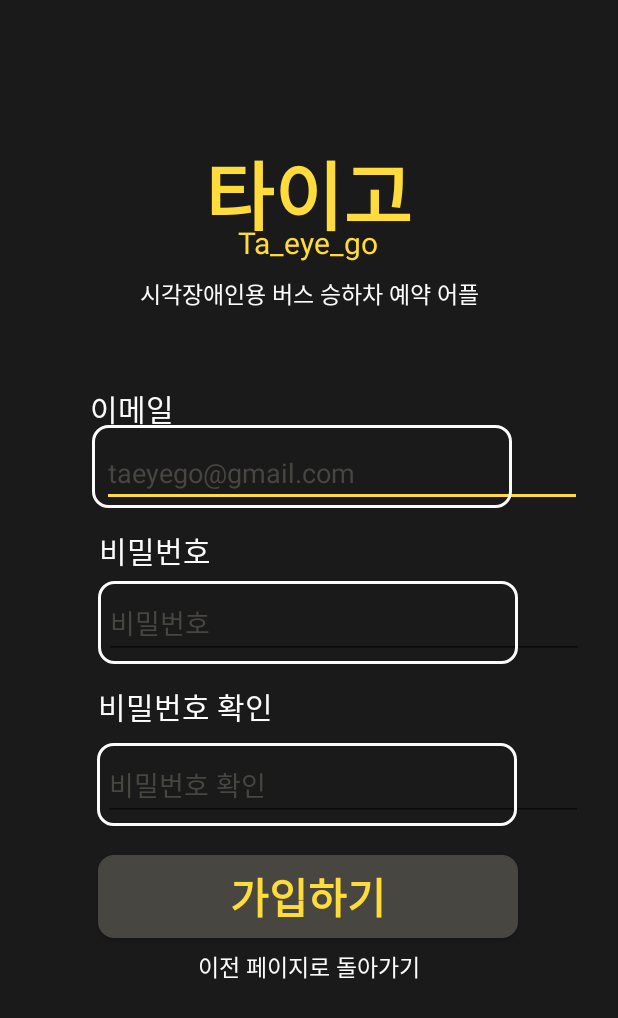
After one commit to Ta-eye-go/Android, an Android app: the Login_member screen opened directly, with no data from a screen before it, on a phone screen of 412 x 824 dp. The commit adds this screen. Shown: the top 1018 px of the screen. Run offline under Robolectric (Android 15) with nearby library versions, the phone set to English and light mode, and no system bars.

Commit message:
로그인 화면 구현

```diff
--- a/app/src/main/AndroidManifest.xml
+++ b/app/src/main/AndroidManifest.xml
@@ -9,6 +9,9 @@
         android:roundIcon="@mipmap/ic_launcher_round"
         android:supportsRtl="true"
         android:theme="@style/Theme.Ta_eye_go">
+        <activity
+            android:name=".ui.login.Login_member"
+            android:exported="false" />
         <activity
             android:name=".ui.login.Login_email"
             android:exported="false" />
--- /dev/null
+++ b/app/src/main/java/com/code_23/ta_eye_go/ui/login/Login_member.kt
@@ -0,0 +1,12 @@
+package com.code_23.ta_eye_go.ui.login
+
+import androidx.appcompat.app.AppCompatActivity
+import android.os.Bundle
+import com.code_23.ta_eye_go.R
+
+class Login_member : AppCompatActivity() {
+    override fun onCreate(savedInstanceState: Bundle?) {
+        super.onCreate(savedInstanceState)
+        setContentView(R.layout.activity_login_member)
+    }
+}
--- a/app/src/main/res/layout/activity_login_main.xml
+++ b/app/src/main/res/layout/activity_login_main.xml
@@ -62,13 +62,13 @@
         app:srcCompat="@drawable/tiger_blur" />
 
     <androidx.appcompat.widget.AppCompatButton
-        android:id="@+id/busmanbtn"
+        android:id="@+id/bus_btn"
         android:layout_width="280dp"
         android:layout_height="55dp"
         android:layout_marginTop="572dp"
         android:background="@drawable/login_button_shape"
         android:gravity="center"
-        android:text="@string/busmanbtn"
+        android:text="@string/bus_btn"
         android:textAlignment="center"
         android:textColor="@color/yellow"
         android:textSize="28sp"
@@ -79,7 +79,7 @@
         app:layout_constraintTop_toTopOf="parent" />
 
     <TextView
-        android:id="@+id/emailbtn"
+        android:id="@+id/email_btn"
         android:layout_width="wrap_content"
         android:layout_height="wrap_content"
         android:layout_marginTop="636dp"
--- /dev/null
+++ b/app/src/main/res/layout/activity_login_member.xml
@@ -0,0 +1,217 @@
+<?xml version="1.0" encoding="utf-8"?>
+<androidx.constraintlayout.widget.ConstraintLayout xmlns:android="http://schemas.android.com/apk/res/android"
+    xmlns:app="http://schemas.android.com/apk/res-auto"
+    xmlns:tools="http://schemas.android.com/tools"
+    android:layout_width="match_parent"
+    android:layout_height="match_parent"
+    android:background="@drawable/background"
+    tools:context=".ui.login.Login_member">
+
+    <TextView
+        android:id="@+id/title"
+        android:layout_width="wrap_content"
+        android:layout_height="wrap_content"
+        android:layout_marginTop="92dp"
+        android:text="@string/title"
+        android:textColor="@color/yellow"
+        android:textSize="50sp"
+        android:textStyle="bold"
+        app:layout_constraintEnd_toEndOf="parent"
+        app:layout_constraintHorizontal_bias="0.498"
+        app:layout_constraintStart_toStartOf="parent"
+        app:layout_constraintTop_toTopOf="parent" />
+
+    <TextView
+        android:id="@+id/title_eng"
+        android:layout_width="wrap_content"
+        android:layout_height="wrap_content"
+        android:layout_marginTop="148dp"
+        android:text="@string/app_name"
+        android:textColor="@color/yellow"
+        android:textSize="20sp"
+        app:layout_constraintEnd_toEndOf="parent"
+        app:layout_constraintHorizontal_bias="0.498"
+        app:layout_constraintStart_toStartOf="parent"
+        app:layout_constraintTop_toTopOf="parent" />
+
+    <TextView
+        android:id="@+id/title_ex"
+        android:layout_width="wrap_content"
+        android:layout_height="wrap_content"
+        android:layout_marginTop="184dp"
+        android:text="@string/title_ex"
+        android:textColor="@color/white"
+        android:textSize="15sp"
+        app:layout_constraintEnd_toEndOf="parent"
+        app:layout_constraintStart_toStartOf="parent"
+        app:layout_constraintTop_toTopOf="parent" />
+
+    <!-- 이메일 -->
+    <TextView
+        android:id="@+id/email"
+        android:layout_width="wrap_content"
+        android:layout_height="wrap_content"
+        android:layout_marginStart="60dp"
+        android:layout_marginTop="50dp"
+        android:text="@string/email"
+        android:textColor="@color/white"
+        android:textSize="20sp"
+        app:layout_constraintEnd_toEndOf="parent"
+        app:layout_constraintHorizontal_bias="0.0"
+        app:layout_constraintStart_toStartOf="parent"
+        app:layout_constraintTop_toBottomOf="@+id/title_ex" />
+
+    <androidx.appcompat.widget.AppCompatButton
+        android:id="@+id/input_email"
+        android:layout_width="280dp"
+        android:layout_height="55dp"
+        android:layout_marginStart="-20dp"
+        android:layout_marginTop="283dp"
+        android:background="@drawable/blank_shape"
+        android:gravity="center"
+        android:textAlignment="center"
+        app:layout_constraintEnd_toEndOf="parent"
+        app:layout_constraintHorizontal_bias="0.537"
+        app:layout_constraintStart_toStartOf="parent"
+        app:layout_constraintTop_toTopOf="parent" />
+
+    <EditText
+        android:id="@+id/email_hint"
+        android:layout_width="wrap_content"
+        android:layout_height="wrap_content"
+        android:layout_marginStart="20dp"
+        android:layout_marginTop="85dp"
+        android:ems="15"
+        android:importantForAutofill="no"
+        android:hint="@string/email_hint"
+        android:inputType="textEmailAddress"
+        android:textColorHint="@color/grey"
+        android:textSize="18sp"
+        app:layout_constraintEnd_toEndOf="parent"
+        app:layout_constraintHorizontal_bias="0.67"
+        app:layout_constraintStart_toStartOf="parent"
+        app:layout_constraintTop_toBottomOf="@+id/title_ex" />
+
+    <!-- 비밀번호 -->
+    <androidx.appcompat.widget.AppCompatButton
+        android:id="@+id/input_password"
+        android:layout_width="280dp"
+        android:layout_height="55dp"
+        android:layout_marginStart="-20dp"
+        android:layout_marginTop="180dp"
+        android:background="@drawable/blank_shape"
+        android:gravity="center"
+        android:textAlignment="center"
+        app:layout_constraintEnd_toEndOf="parent"
+        app:layout_constraintHorizontal_bias="0.562"
+        app:layout_constraintStart_toStartOf="parent"
+        app:layout_constraintTop_toBottomOf="@+id/title_ex" />
+
+    <EditText
+        android:id="@+id/password_hint"
+        android:layout_width="wrap_content"
+        android:layout_height="wrap_content"
+        android:layout_marginStart="20dp"
+        android:layout_marginTop="184dp"
+        android:ems="15"
+        android:hint="@string/password"
+        android:importantForAutofill="no"
+        android:inputType="textPassword"
+        android:textColorHint="@color/grey"
+        android:textSize="18sp"
+        app:layout_constraintEnd_toEndOf="parent"
+        app:layout_constraintHorizontal_bias="0.688"
+        app:layout_constraintStart_toStartOf="parent"
+        app:layout_constraintTop_toBottomOf="@+id/title_ex" />
+
+    <TextView
+        android:id="@+id/password"
+        android:layout_width="wrap_content"
+        android:layout_height="wrap_content"
+        android:layout_marginStart="65dp"
+        android:layout_marginTop="352dp"
+        android:text="@string/password"
+        android:textColor="@color/white"
+        android:textSize="20sp"
+        app:layout_constraintEnd_toEndOf="parent"
+        app:layout_constraintHorizontal_bias="0.003"
+        app:layout_constraintStart_toStartOf="parent"
+        app:layout_constraintTop_toTopOf="parent" />
+
+    <!-- 비밀번호 확인 -->
+    <TextView
+        android:id="@+id/password2"
+        android:layout_width="wrap_content"
+        android:layout_height="wrap_content"
+        android:layout_marginStart="65dp"
+        android:layout_marginTop="456dp"
+        android:text="@string/password2"
+        android:textColor="@color/white"
+        android:textSize="20sp"
+        app:layout_constraintEnd_toEndOf="parent"
+        app:layout_constraintHorizontal_bias="0.0"
+        app:layout_constraintStart_toStartOf="parent"
+        app:layout_constraintTop_toTopOf="parent" />
+
+    <EditText
+        android:id="@+id/password_hint2"
+        android:layout_width="wrap_content"
+        android:layout_height="wrap_content"
+        android:layout_marginStart="20dp"
+        android:layout_marginTop="292dp"
+        android:ems="15"
+        android:hint="@string/password2"
+        android:importantForAutofill="no"
+        android:inputType="textPassword"
+        android:textColorHint="@color/grey"
+        android:textSize="18sp"
+        app:layout_constraintEnd_toEndOf="parent"
+        app:layout_constraintHorizontal_bias="0.675"
+        app:layout_constraintStart_toStartOf="parent"
+        app:layout_constraintTop_toBottomOf="@+id/title_ex" />
+
+    <androidx.appcompat.widget.AppCompatButton
+        android:id="@+id/input_password2"
+        android:layout_width="280dp"
+        android:layout_height="55dp"
+        android:layout_marginStart="-20dp"
+        android:layout_marginTop="288dp"
+        android:background="@drawable/blank_shape"
+        android:gravity="center"
+        android:textAlignment="center"
+        app:layout_constraintEnd_toEndOf="parent"
+        app:layout_constraintHorizontal_bias="0.556"
+        app:layout_constraintStart_toStartOf="parent"
+        app:layout_constraintTop_toBottomOf="@+id/title_ex" />
+
+    <!-- 가입,뒤로가기 -->
+    <androidx.appcompat.widget.AppCompatButton
+        android:id="@+id/member_btn"
+        android:layout_width="280dp"
+        android:layout_height="55dp"
+        android:layout_marginTop="570dp"
+        android:background="@drawable/login_button_shape"
+        android:gravity="center"
+        android:text="@string/join"
+        android:textAlignment="center"
+        android:textColor="@color/yellow"
+        android:textSize="28sp"
+        android:textStyle="bold"
+        app:layout_constraintEnd_toEndOf="parent"
+        app:layout_constraintHorizontal_bias="0.496"
+        app:layout_constraintStart_toStartOf="parent"
+        app:layout_constraintTop_toTopOf="parent" />
+
+    <TextView
+        android:id="@+id/before_btn"
+        android:layout_width="wrap_content"
+        android:layout_height="wrap_content"
+        android:layout_marginTop="7dp"
+        android:text="@string/before"
+        android:textColor="@color/white"
+        android:textSize="15sp"
+        app:layout_constraintEnd_toEndOf="parent"
+        app:layout_constraintStart_toStartOf="parent"
+        app:layout_constraintTop_toBottomOf="@+id/member_btn" />
+
+</androidx.constraintlayout.widget.ConstraintLayout>
--- a/app/src/main/res/values/strings.xml
+++ b/app/src/main/res/values/strings.xml
@@ -6,12 +6,15 @@
     <string name="BookBusButton">예약 버튼</string>
     <string name="title">타이고</string>
     <string name="title_ex">시각장애인용 버스 승하차 예약 어플</string>
-    <string name="busmanbtn">기사용</string>
+    <string name="bus_btn">기사용</string>
     <string name="email_login"><u>이메일로 로그인하기</u></string>
     <string name="tigerimage_blur">tigerimage_blur</string>
     <string name="email">이메일</string>
     <string name="password">비밀번호</string>
+    <string name="password2">비밀번호 확인</string>
     <string name="login">로그인</string>
     <string name="membership">회원가입</string>
+    <string name="join">가입하기</string>
     <string name="email_hint">taeyego@gmail.com</string>
+    <string name="before">이전 페이지로 돌아가기</string>
 </resources>
```
